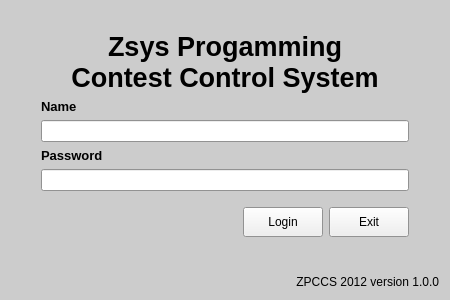
First picture: the form in source/JudgeClient/forms/Login.ui, repository AssisterForZHG/Judge, before the edit.
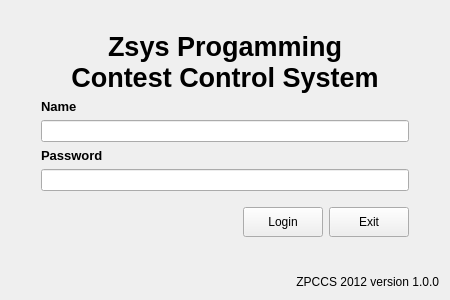
Second picture: the form after the edit.

Diff of the .ui file:
```diff
--- a/source/JudgeClient/forms/Login.ui
+++ b/source/JudgeClient/forms/Login.ui
@@ -22,70 +22,6 @@
     <height>300</height>
    </size>
   </property>
-  <property name="palette">
-   <palette>
-    <active>
-     <colorrole role="Base">
-      <brush brushstyle="SolidPattern">
-       <color alpha="255">
-        <red>255</red>
-        <green>255</green>
-        <blue>255</blue>
-       </color>
-      </brush>
-     </colorrole>
-     <colorrole role="Window">
-      <brush brushstyle="SolidPattern">
-       <color alpha="255">
-        <red>204</red>
-        <green>204</green>
-        <blue>204</blue>
-       </color>
-      </brush>
-     </colorrole>
-    </active>
-    <inactive>
-     <colorrole role="Base">
-      <brush brushstyle="SolidPattern">
-       <color alpha="255">
-        <red>255</red>
-        <green>255</green>
-        <blue>255</blue>
-       </color>
-      </brush>
-     </colorrole>
-     <colorrole role="Window">
-      <brush brushstyle="SolidPattern">
-       <color alpha="255">
-        <red>204</red>
-        <green>204</green>
-        <blue>204</blue>
-       </color>
-      </brush>
-     </colorrole>
-    </inactive>
-    <disabled>
-     <colorrole role="Base">
-      <brush brushstyle="SolidPattern">
-       <color alpha="255">
-        <red>204</red>
-        <green>204</green>
-        <blue>204</blue>
-       </color>
-      </brush>
-     </colorrole>
-     <colorrole role="Window">
-      <brush brushstyle="SolidPattern">
-       <color alpha="255">
-        <red>204</red>
-        <green>204</green>
-        <blue>204</blue>
-       </color>
-      </brush>
-     </colorrole>
-    </disabled>
-   </palette>
-  </property>
   <property name="windowTitle">
    <string>Judge Client Login</string>
   </property>
```
